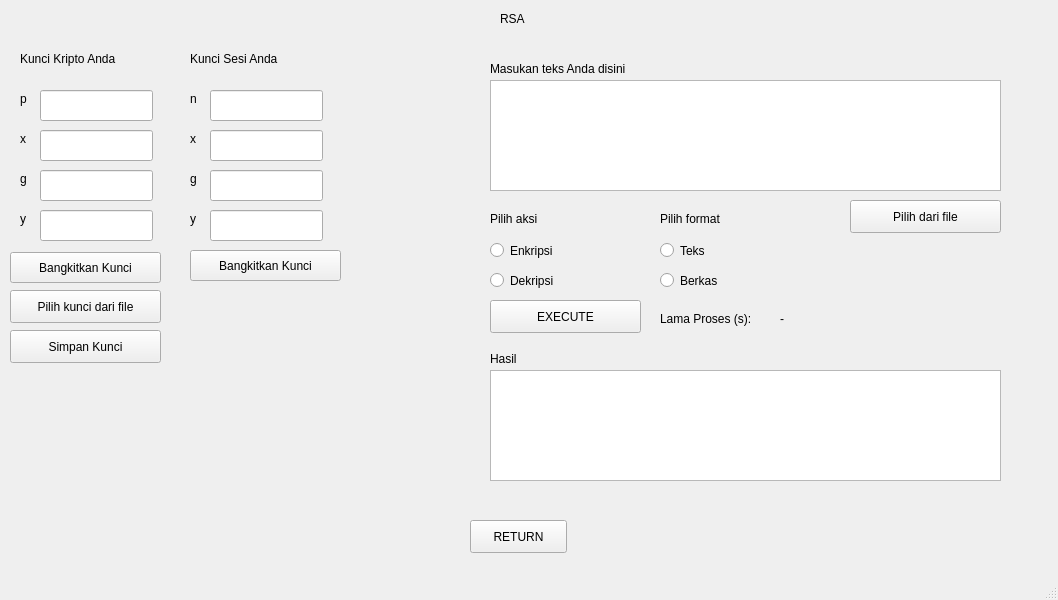
mufraswid/rsa-elgamal, file gui.ui: the form before one commit.
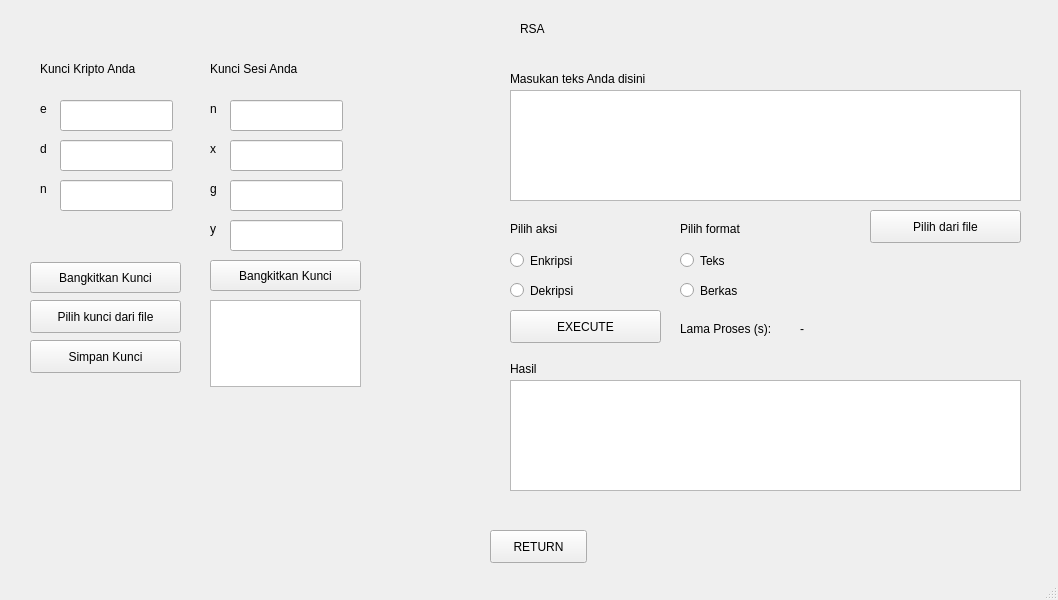
The form after the commit. The open tabs and pages were chosen to show the change.

Commit message: Support load to .ui directly

```diff
--- a/gui.ui
+++ b/gui.ui
@@ -17,8 +17,8 @@
    <widget class="QStackedWidget" name="stackedWidget">
     <property name="geometry">
      <rect>
-      <x>-30</x>
-      <y>-10</y>
+      <x>-10</x>
+      <y>0</y>
       <width>1071</width>
       <height>601</height>
      </rect>
@@ -98,16 +98,6 @@
        <string>RSA</string>
       </property>
      </widget>
-     <widget class="QLineEdit" name="RSA_key_y_value">
-      <property name="geometry">
-       <rect>
-        <x>70</x>
-        <y>220</y>
-        <width>113</width>
-        <height>31</height>
-       </rect>
-      </property>
-     </widget>
      <widget class="QPushButton" name="RSA_returnbutton">
       <property name="geometry">
        <rect>
@@ -199,7 +189,7 @@
        </rect>
       </property>
       <property name="text">
-       <string>g</string>
+       <string>n</string>
       </property>
      </widget>
      <widget class="QLabel" name="RSA_sess_n_label">
@@ -238,19 +228,6 @@
        <string>Pilih dari file</string>
       </property>
      </widget>
-     <widget class="QLabel" name="RSA_key_y_label">
-      <property name="geometry">
-       <rect>
-        <x>50</x>
-        <y>220</y>
-        <width>16</width>
-        <height>17</height>
-       </rect>
-      </property>
-      <property name="text">
-       <string>y</string>
-      </property>
-     </widget>
      <widget class="QLabel" name="RSA_key_label">
       <property name="geometry">
        <rect>
@@ -343,7 +320,7 @@
        </rect>
       </property>
       <property name="text">
-       <string>x</string>
+       <string>d</string>
       </property>
      </widget>
      <widget class="QLineEdit" name="RSA_sess_x_value">
@@ -392,7 +369,7 @@
        </rect>
       </property>
       <property name="text">
-       <string>p</string>
+       <string>e</string>
       </property>
      </widget>
      <widget class="QLineEdit" name="RSA_sess_g_value">
@@ -541,6 +518,16 @@
        <string>Pilih format</string>
       </property>
      </widget>
+     <widget class="QTextEdit" name="RSA_sess_result">
+      <property name="geometry">
+       <rect>
+        <x>220</x>
+        <y>300</y>
+        <width>151</width>
+        <height>87</height>
+       </rect>
+      </property>
+     </widget>
     </widget>
     <widget class="QWidget" name="ELGAMAL">
      <widget class="QPushButton" name="EG_key_savebutton">
```
Left out of the diff: 30 changed lines with no effect on the pictures. The commit also changes 2 other files.
